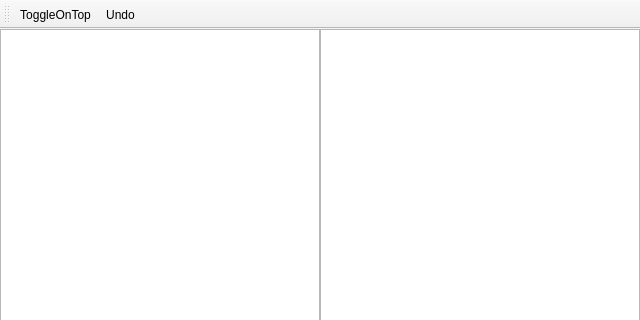
This is src/mainwindow.ui in JosuGZ/logger as Qt 5 draws it before an edit; both pictures show x 0 to 640 and y 0 to 320 of the 640 by 480 pixel window. The edited form follows.
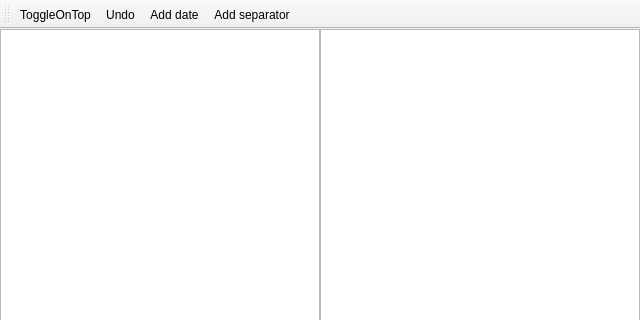
This is the edited form.

Commit message: Add date and separator

Patch:
```diff
--- a/src/mainwindow.ui
+++ b/src/mainwindow.ui
@@ -106,6 +106,8 @@
    </attribute>
    <addaction name="actionToggleOnTop"/>
    <addaction name="actionUndo"/>
+   <addaction name="actionAdd_date"/>
+   <addaction name="actionAdd_separator"/>
   </widget>
   <action name="actionToggleOnTop">
    <property name="text">
@@ -117,6 +119,16 @@
     <string>Undo</string>
    </property>
   </action>
+  <action name="actionAdd_date">
+   <property name="text">
+    <string>Add date</string>
+   </property>
+  </action>
+  <action name="actionAdd_separator">
+   <property name="text">
+    <string>Add separator</string>
+   </property>
+  </action>
  </widget>
  <layoutdefault spacing="6" margin="11"/>
  <resources/>
```
The commit also changes 2 other files.
